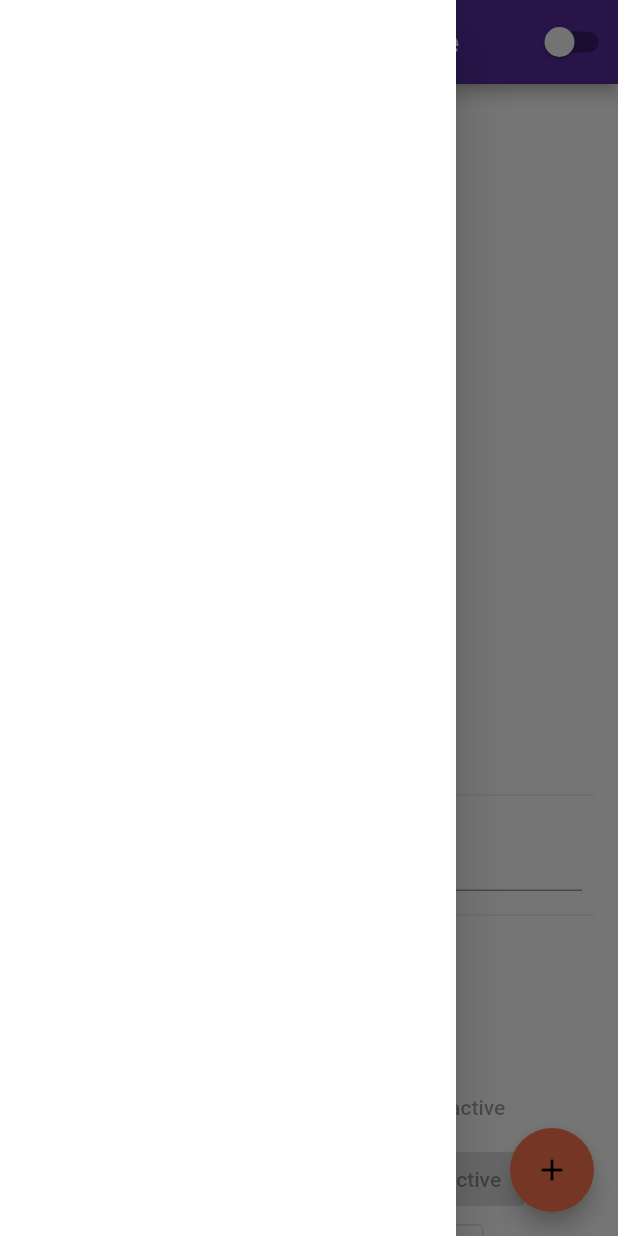
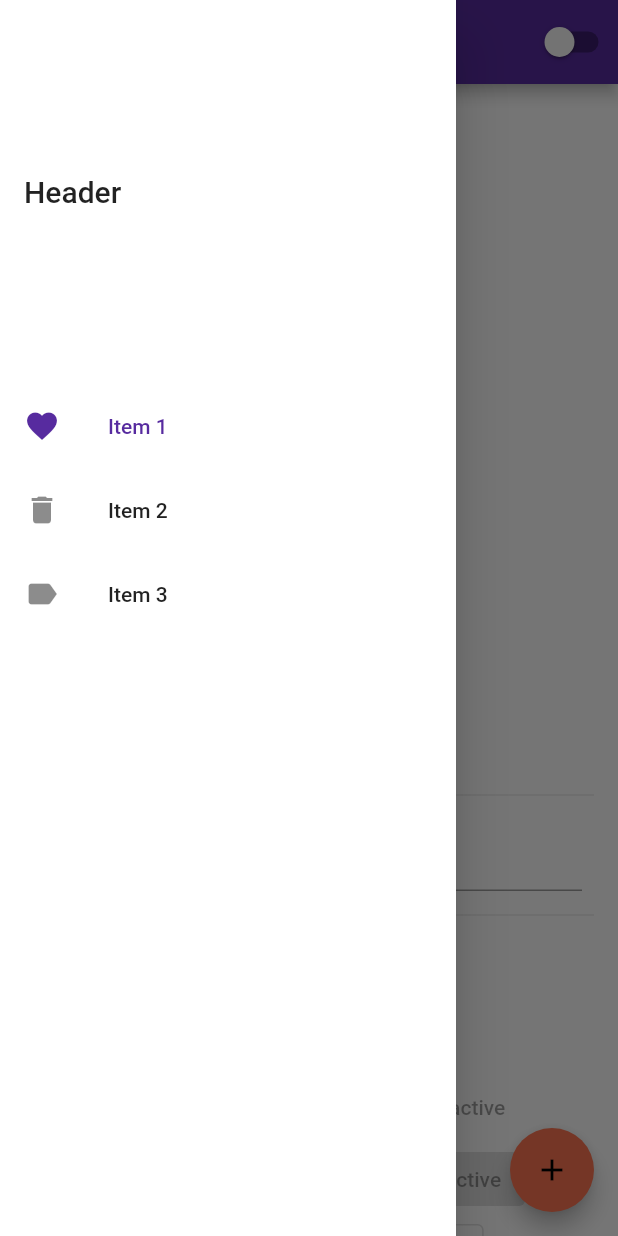
Before and after one commit to dina200/pet_project, a Flutter app: the screen it shows after launch, with the side drawer open, on a phone screen of 412 x 824 dp. Run offline on Flutter 3.47's test engine with Material 2 defaults, Android fonts, the phone set to English and light mode, and no system bars; our stand-ins replace flutter_bloc, get_it, injectable, shared_preferences.

Commit message:
home screen : refactoring

```diff
--- a/lib/presentation/pages/my_home_page.dart
+++ b/lib/presentation/pages/my_home_page.dart
@@ -4,7 +4,6 @@ import 'package:flutter_bloc/flutter_bloc.dart';
 
 import 'package:pet_project/application/general/theme_cubit.dart';
 import 'package:pet_project/presentation/theme/my_theme.dart';
-
 
 class MyHomePage extends StatefulWidget {
   @override
@@ -15,16 +14,29 @@ class _MyHomePageState extends State<MyHomePage> {
   bool _isSwitchActive = true;
   bool? _isCheckActive = true;
   int? _radioGroupValue = 1;
+  int _selectedDestination = 0;
 
-  ThemeData get theme => Theme.of(context);
+  ThemeData get _theme => Theme.of(context);
 
   @override
   Widget build(BuildContext context) {
     return GestureDetector(
       onTap: () => FocusScope.of(context).requestFocus(FocusNode()),
       child: PlatformLayoutWrapper(
-        appBar: AppBar(
-          title: Text('Flutter Theme Home Page'),
+        appBar: _buildAppBar(),
+        drawer: _buildDrawer(),
+        body: _buildBody(),
+        floatingActionButton: FloatingActionButton(
+          child: Icon(Icons.add),
+          onPressed: () {},
+        ),
+      ),
+    );
+  }
+
+  PreferredSizeWidget _buildAppBar() {
+    return AppBar(
+      title: Text('Main page'),
       actions: [
         BlocBuilder<ThemeCubit, MyTheme>(
           builder: (context, snapshot) {
@@ -36,19 +48,66 @@ class _MyHomePageState extends State<MyHomePage> {
           },
         ),
       ],
+    );
+  }
+
+  Widget _buildDrawer() {
+    return Drawer(
+      child: ListView(
+        padding: EdgeInsets.zero,
+        children: <Widget>[
+          Container(
+            height: 256.0,
+            alignment: Alignment.centerLeft,
+            padding: EdgeInsets.only(left: 16.0),
+            child: Text(
+              'Header',
+              style: _theme.textTheme.headline6,
             ),
-        drawer: Drawer(),
-        body: _buildContent(),
-        floatingActionButton: FloatingActionButton(
-          child: Icon(Icons.add),
-          onPressed: () {},
           ),
+          ListTile(
+            leading: Icon(Icons.favorite),
+            title: Text('Item 1'),
+            selected: _selectedDestination == 0,
+            onTap: () => _selectDestination(0),
+          ),
+          ListTile(
+            leading: Icon(Icons.delete),
+            title: Text('Item 2'),
+            selected: _selectedDestination == 1,
+            onTap: () => _selectDestination(1),
+          ),
+          ListTile(
+            leading: Icon(Icons.label),
+            title: Text('Item 3'),
+            selected: _selectedDestination == 2,
+            onTap: () => _selectDestination(2),
+          ),
+        ],
       ),
     );
   }
 
+  void _selectDestination(int index) {
+    setState(() {
+      _selectedDestination = index;
+    });
+    Navigator.pop(context);
+  }
+
+  Widget _buildBody() {
+    return IndexedStack(
+      index: _selectedDestination,
+      children: [
+        _buildContent(),
+        Center(child: Text('second')),
+        Center(child: Text('third')),
+      ],
+    );
+  }
+
   Widget _buildContent() {
-    final textTheme = theme.textTheme;
+    final textTheme = _theme.textTheme;
     return ListView(
       padding: const EdgeInsets.all(16.0),
       children: [
@@ -208,7 +267,8 @@ class PlatformLayoutWrapper extends StatelessWidget {
               appBar: appBar,
               body: body,
               floatingActionButton: floatingActionButton,
-              floatingActionButtonLocation: FloatingActionButtonLocation.startTop,
+              floatingActionButtonLocation:
+                  FloatingActionButtonLocation.startTop,
             ),
           ),
         ],
```
Lines whose indentation alone changed are shown as unchanged.
